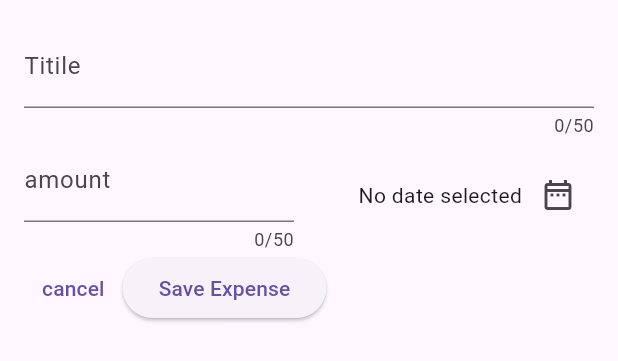
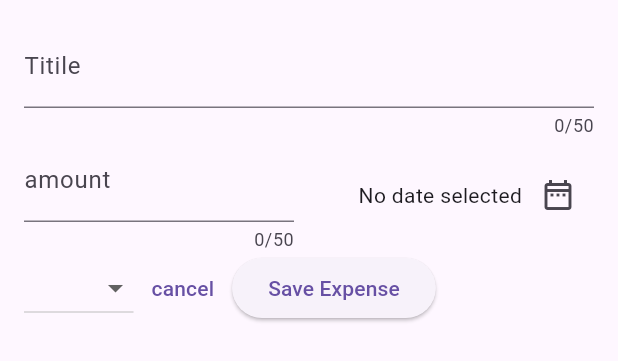
Before and after one commit to morningHiHi/flutter_expenses_tracker_ForLearn, a Flutter app: the NewExpense widget shown alone on an empty page, opened directly, on a phone screen of 412 x 824 dp. Shown: the top 361 px of the screen. Run offline on Flutter 3.47's test engine with Material 3 defaults, Android fonts, the phone set to English and light mode, and no system bars.

Commit message:
create a dropDownButton using map() build-in, chagned line for text

```diff
--- a/lib/widgets/new_expense.dart
+++ b/lib/widgets/new_expense.dart
@@ -66,7 +66,11 @@ class _NewExpenseState extends State<NewExpense> {
                   mainAxisAlignment: MainAxisAlignment.end,
                   crossAxisAlignment: CrossAxisAlignment.center,
                   children: [
-                    Text(_selectedDate == null ? 'No date selected':formatter.format(_selectedDate!)),
+                    Text(
+                      _selectedDate == null
+                          ? 'No date selected'
+                          : formatter.format(_selectedDate!),
+                    ),
                     IconButton(
                       onPressed: _presentDatePicker,
                       icon: Icon(Icons.date_range_outlined),
@@ -78,6 +82,19 @@ class _NewExpenseState extends State<NewExpense> {
           ),
           Row(
             children: [
+              DropdownButton(
+                items: Category.values
+                    .map(
+                      (category) => DropdownMenuItem(
+                        value: category, //dòng này quan trọng không có thì widget lỗi UI
+                        child: Text(category.name.toString()),
+                      ),
+                    )
+                    .toList(),
+                onChanged: (value) {
+                  print(value);
+                },
+              ),
               TextButton(
                 onPressed: () {
                   Navigator.pop(context);
```
